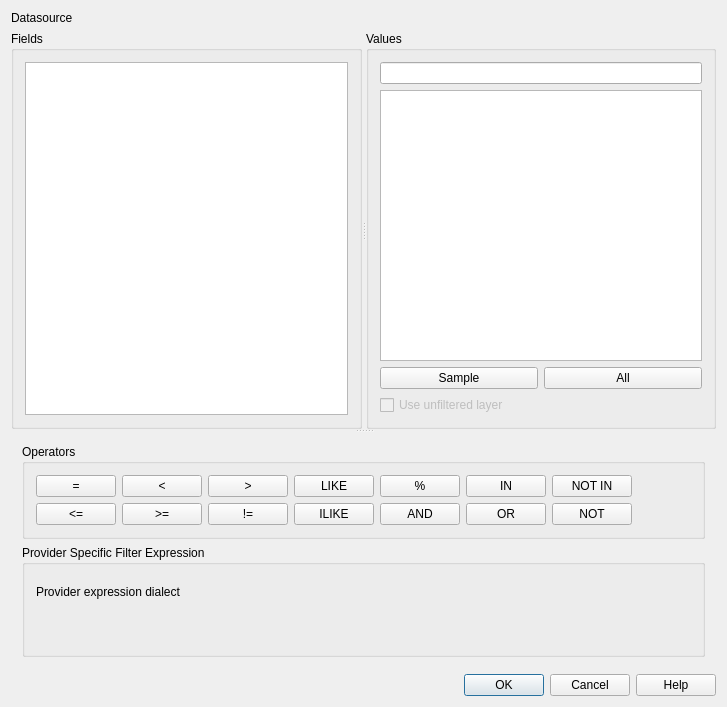
First picture: the form in src/ui/qgsquerybuilderbase.ui, repository carsmie/QGIS, before the edit.
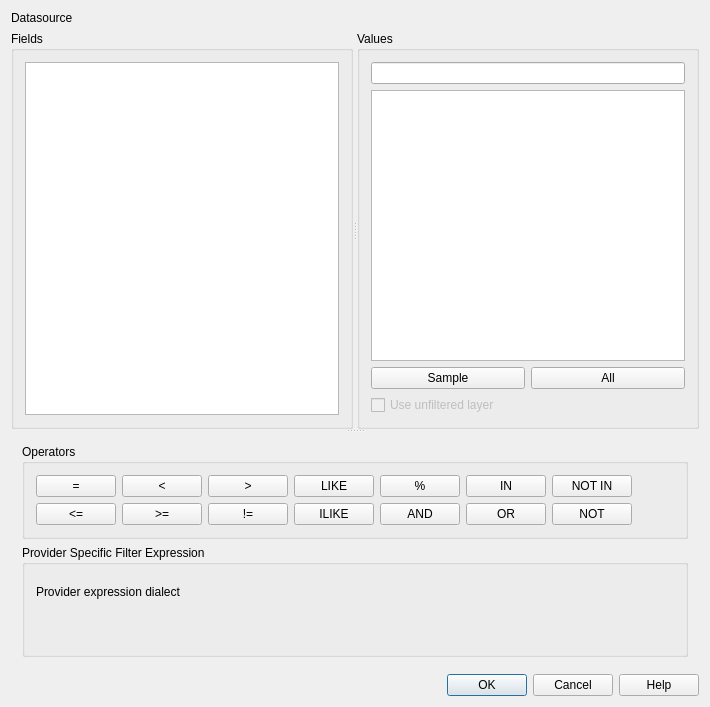
Second picture: the form after the edit. Icons and pictures are not drawn. Custom widgets are drawn as their Qt base class.

Commit message: Allow resizing of the blocks in the Query Builder dialog

```diff
--- a/src/ui/qgsquerybuilderbase.ui
+++ b/src/ui/qgsquerybuilderbase.ui
@@ -8,7 +8,7 @@
    <rect>
     <x>0</x>
     <y>0</y>
-    <width>727</width>
+    <width>710</width>
     <height>707</height>
    </rect>
   </property>
@@ -38,6 +38,12 @@
    </item>
    <item row="1" column="0">
     <widget class="QSplitter" name="splitter_2">
+     <property name="maximumSize">
+      <size>
+       <width>16777215</width>
+       <height>16777215</height>
+      </size>
+     </property>
      <property name="orientation">
       <enum>Qt::Vertical</enum>
      </property>
@@ -47,7 +53,7 @@
       </property>
       <widget class="QGroupBox" name="groupBox1">
        <property name="sizePolicy">
-        <sizepolicy hsizetype="Fixed" vsizetype="Expanding">
+        <sizepolicy hsizetype="Preferred" vsizetype="Expanding">
          <horstretch>0</horstretch>
          <verstretch>0</verstretch>
         </sizepolicy>
@@ -82,7 +88,7 @@
       </widget>
       <widget class="QGroupBox" name="groupBox2">
        <property name="sizePolicy">
-        <sizepolicy hsizetype="Fixed" vsizetype="Expanding">
+        <sizepolicy hsizetype="Preferred" vsizetype="Expanding">
          <horstretch>0</horstretch>
          <verstretch>0</verstretch>
         </sizepolicy>
@@ -108,6 +114,12 @@
           <property name="enabled">
            <bool>false</bool>
           </property>
+          <property name="sizePolicy">
+           <sizepolicy hsizetype="Minimum" vsizetype="Fixed">
+            <horstretch>0</horstretch>
+            <verstretch>0</verstretch>
+           </sizepolicy>
+          </property>
           <property name="text">
            <string>Use unfiltered layer</string>
           </property>
@@ -289,7 +301,7 @@
             </property>
             <property name="sizeHint" stdset="0">
              <size>
-              <width>40</width>
+              <width>0</width>
               <height>20</height>
              </size>
             </property>
@@ -359,17 +371,17 @@
    <header>qgscollapsiblegroupbox.h</header>
    <container>1</container>
   </customwidget>
-  <customwidget>
-   <class>QgsFilterLineEdit</class>
-   <extends>QLineEdit</extends>
-   <header>qgsfilterlineedit.h</header>
-  </customwidget>
   <customwidget>
    <class>QgsCodeEditorSQL</class>
    <extends>QWidget</extends>
    <header>qgscodeeditorsql.h</header>
    <container>1</container>
   </customwidget>
+  <customwidget>
+   <class>QgsFilterLineEdit</class>
+   <extends>QLineEdit</extends>
+   <header>qgsfilterlineedit.h</header>
+  </customwidget>
  </customwidgets>
  <tabstops>
   <tabstop>lstFields</tabstop>
```
Left out of the diff: 16 changed lines with no effect on the pictures.
